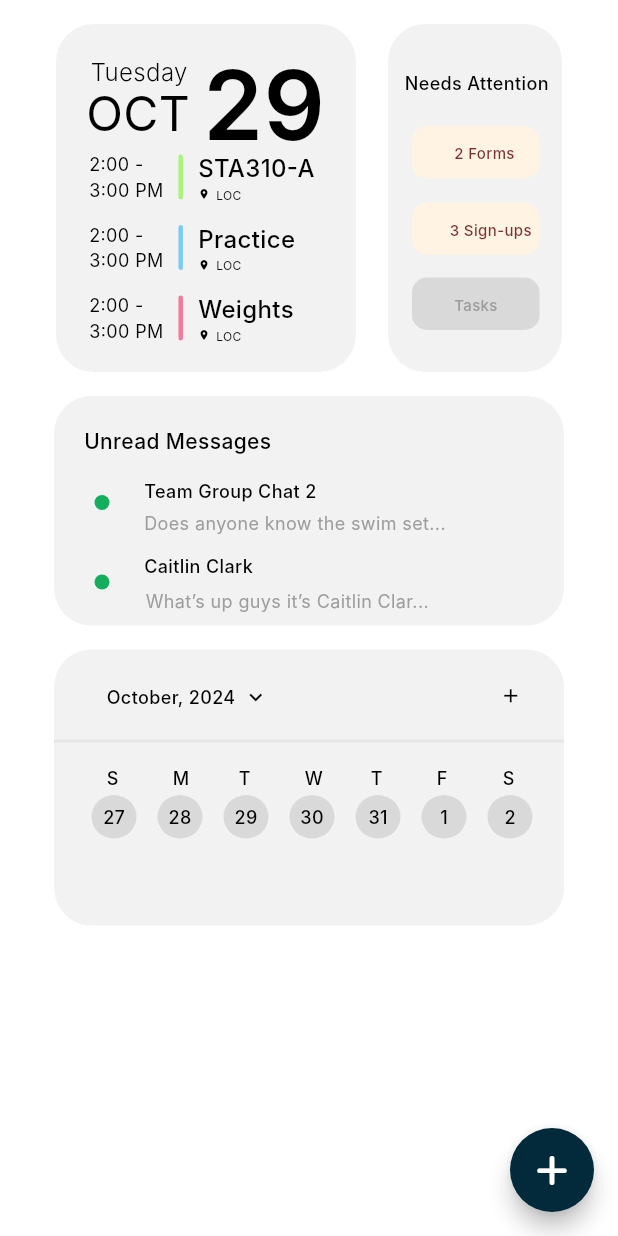
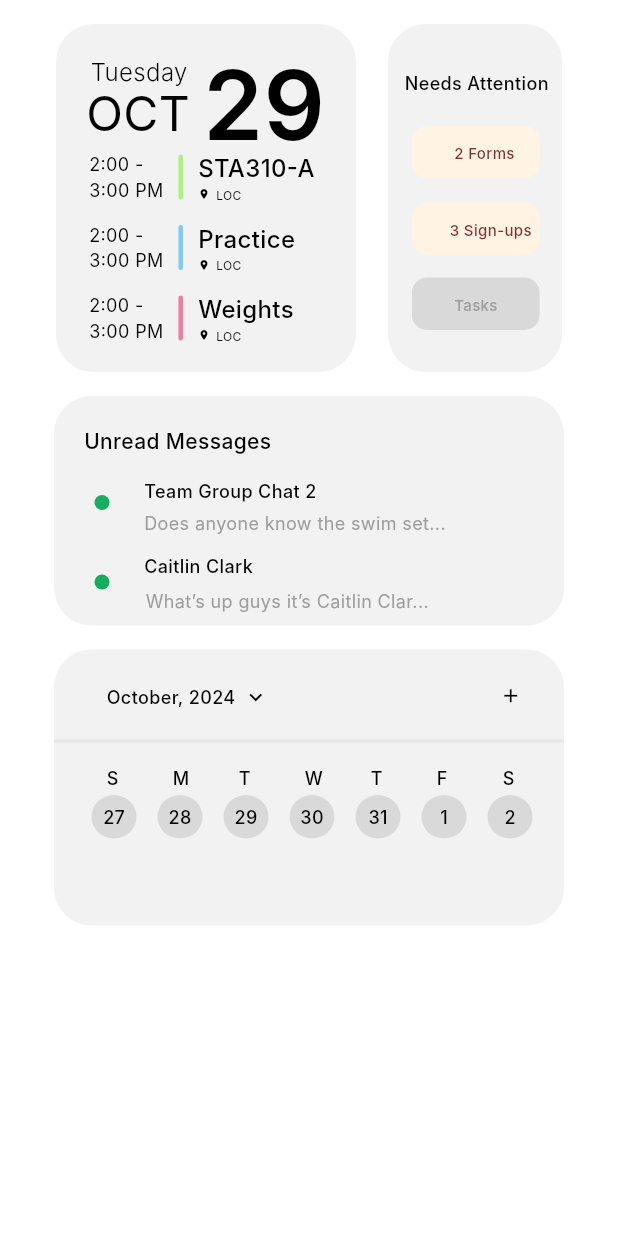
Before and after one commit to gracegb/csc322_finalproject_scratch, a Flutter app: the ScreenHome screen opened directly, on a phone screen of 412 x 824 dp. Run offline on Flutter 3.47's test engine with Material 3 defaults, Android fonts, the phone set to English and light mode, and no system bars; our stand-ins replace cloud_firestore, firebase_auth, firebase_core, firebase_storage, flutter_riverpod, flutter_secure_storage and 7 more; accounts and stored records are empty; Roboto replaces fonts that are missing (Inter).

Commit message:
Floating plus button on the bottom right or home screen corner removed cause it was ugly

```diff
--- a/lib/screens/general/screen_home.dart
+++ b/lib/screens/general/screen_home.dart
@@ -72,16 +72,17 @@ class _ScreenHomeState extends ConsumerState<ScreenHome> {
   @override
   Widget build(BuildContext context) {
     return Scaffold(
-      floatingActionButton: FloatingActionButton(
-        shape: ShapeBorder.lerp(CircleBorder(), StadiumBorder(), 0.5),
-        onPressed: () => Snackbar.show(
-          SnackbarDisplayType.SB_INFO,
-          'You clicked the floating button on the home screen!',
-          context,
-        ),
-        splashColor: Theme.of(context).primaryColor,
-        child: Icon(FontAwesomeIcons.plus),
-      ),
+      // Floating plus button on the bottom right or home screen corner removed cause it was ugly
+      // floatingActionButton: FloatingActionButton(
+      //   shape: ShapeBorder.lerp(CircleBorder(), StadiumBorder(), 0.5),
+      //   onPressed: () => Snackbar.show(
+      //     SnackbarDisplayType.SB_INFO,
+      //     'You clicked the floating button on the home screen!',
+      //     context,
+      //   ),
+      //   splashColor: Theme.of(context).primaryColor,
+      //   child: Icon(FontAwesomeIcons.plus),
+      // ),
       body: SingleChildScrollView(
         child: Padding(
           padding:
```
